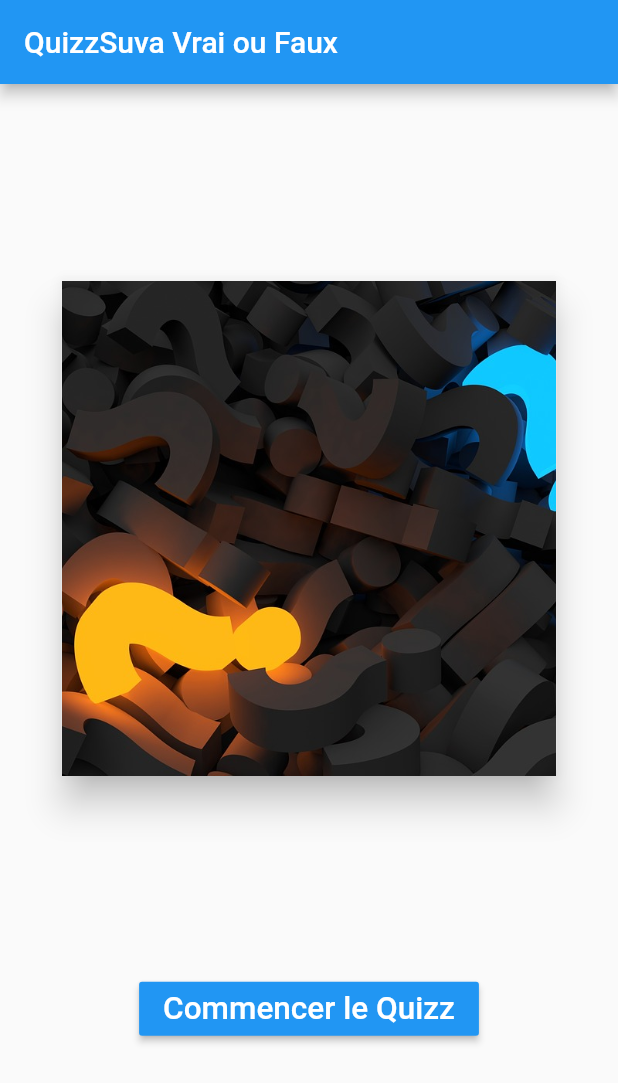
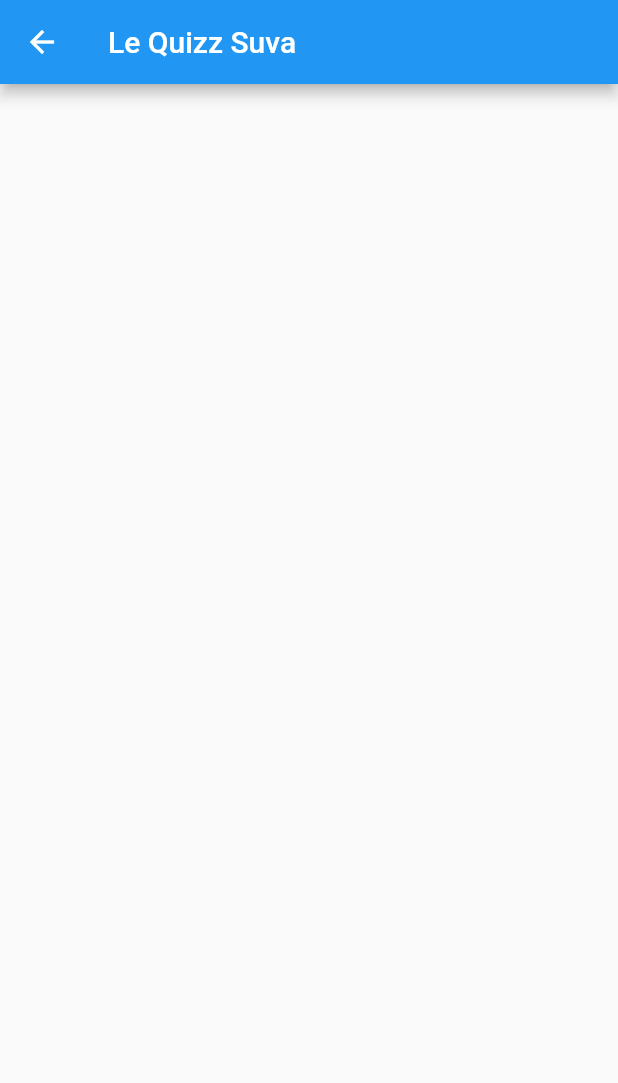
Before and after one commit to suvaAF/quizzsuva, a Flutter app: the screen it shows after launch, after a tap on "Commencer le Quizz", on a phone screen of 412 x 824 dp. Shown: the top 1083 px of the screen. Run offline on Flutter 3.47's test engine with Material 2 defaults, Android fonts, the phone set to English and light mode, and no system bars.

Commit message:
Update des fichiers accueil et page_quizz

```diff
--- a/lib/widgets/accueil.dart
+++ b/lib/widgets/accueil.dart
@@ -1,5 +1,6 @@
 import 'package:flutter/material.dart';
 import 'package:quizzsuva/widgets/custom_text.dart';
+import 'package:quizzsuva/widgets/page_quizz.dart';
 
 class MyHomePage extends StatefulWidget {
   MyHomePage({Key key, this.title}) : super(key: key);
@@ -34,7 +35,9 @@ class _MyHomePageState extends State<MyHomePage> {
             new RaisedButton(
               color: Colors.blue,
                 onPressed: () {
-
+                  Navigator.push(context, new MaterialPageRoute(builder: (BuildContext context) {
+                    return new PageQuizz();
+                  }));
                 },
               child: new CustomText("Commencer le Quizz", factor: 1.5),
             )
--- /dev/null
+++ b/lib/widgets/page_quizz.dart
@@ -0,0 +1,26 @@
+import 'package:flutter/material.dart';
+import 'custom_text.dart';
+
+class PageQuizz extends StatefulWidget {
+
+  @override
+  _PageQuizzState createState() => new _PageQuizzState();
+
+}
+
+class _PageQuizzState extends State<PageQuizz> {
+
+  @override
+  Widget build(BuildContext context) {
+    // TODO: implement build
+    return new Scaffold(
+      appBar: new AppBar(
+        title: new CustomText('Le Quizz Suva'),
+      ),
+      body: new Center(
+
+      ),
+    );
+  }
+
+}
```
